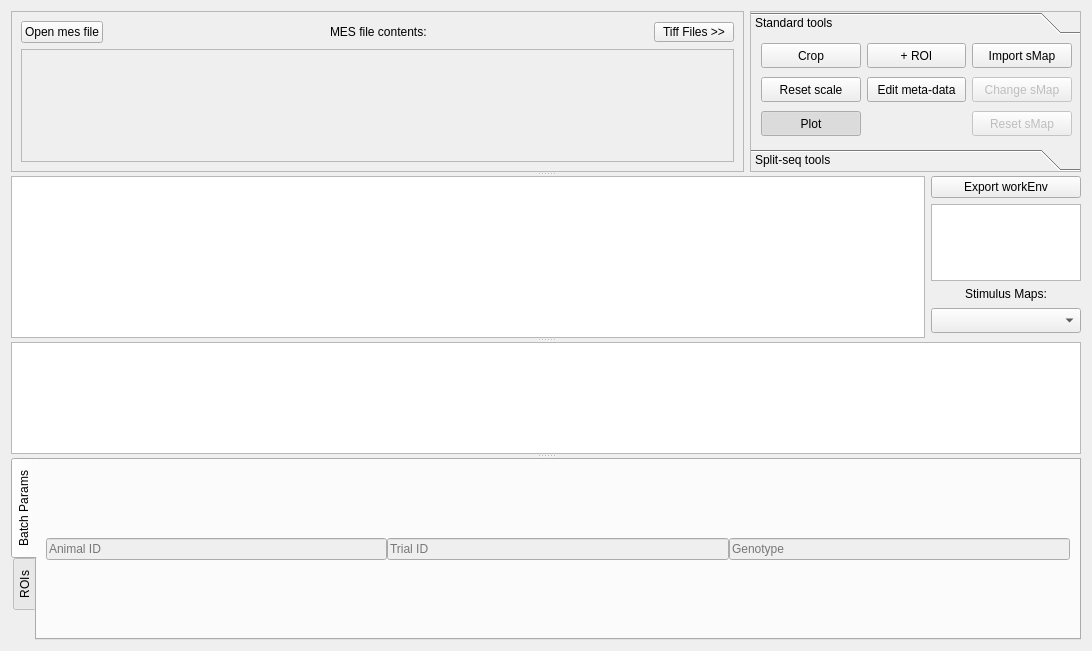
Qt form pyqtgraphCore/imageview/ImageViewTemplate.ui (kushalkolar/MESmerize) before a commit.
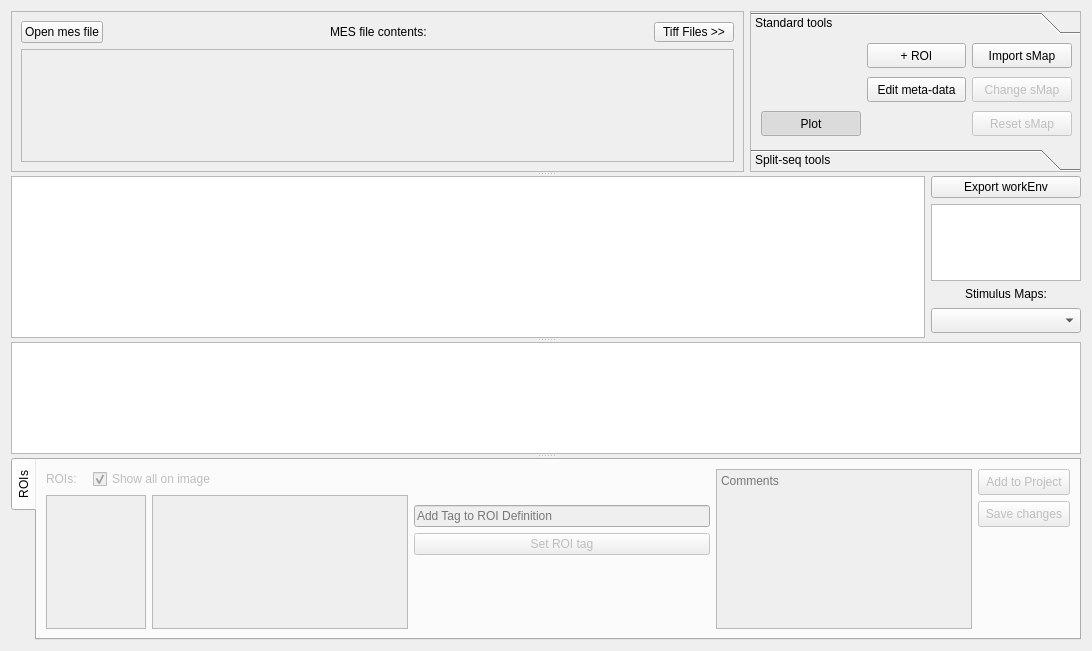
The same form after that commit. The open tabs and pages were chosen to show the change. Custom widgets are drawn as their Qt base class.

Patch:
```diff
--- a/pyqtgraphCore/imageview/ImageViewTemplate.ui
+++ b/pyqtgraphCore/imageview/ImageViewTemplate.ui
@@ -286,7 +286,7 @@
              <x>0</x>
              <y>0</y>
              <width>329</width>
-             <height>97</height>
+             <height>101</height>
             </rect>
            </property>
            <attribute name="label">
@@ -398,71 +398,6 @@
                </property>
               </widget>
              </item>
-             <item row="1" column="0">
-              <widget class="QPushButton" name="btnResetScale">
-               <property name="enabled">
-                <bool>true</bool>
-               </property>
-               <property name="sizePolicy">
-                <sizepolicy hsizetype="Minimum" vsizetype="Fixed">
-                 <horstretch>0</horstretch>
-                 <verstretch>10</verstretch>
-                </sizepolicy>
-               </property>
-               <property name="minimumSize">
-                <size>
-                 <width>0</width>
-                 <height>10</height>
-                </size>
-               </property>
-               <property name="maximumSize">
-                <size>
-                 <width>100</width>
-                 <height>25</height>
-                </size>
-               </property>
-               <property name="toolTip">
-                <string>Reset scale of the image and timeline</string>
-               </property>
-               <property name="text">
-                <string>Reset scale</string>
-               </property>
-              </widget>
-             </item>
-             <item row="0" column="0">
-              <widget class="QPushButton" name="btnCrop">
-               <property name="sizePolicy">
-                <sizepolicy hsizetype="Minimum" vsizetype="Fixed">
-                 <horstretch>0</horstretch>
-                 <verstretch>10</verstretch>
-                </sizepolicy>
-               </property>
-               <property name="minimumSize">
-                <size>
-                 <width>0</width>
-                 <height>10</height>
-                </size>
-               </property>
-               <property name="maximumSize">
-                <size>
-                 <width>100</width>
-                 <height>25</height>
-                </size>
-               </property>
-               <property name="text">
-                <string>Crop</string>
-               </property>
-               <property name="iconSize">
-                <size>
-                 <width>16</width>
-                 <height>16</height>
-                </size>
-               </property>
-               <property name="checkable">
-                <bool>true</bool>
-               </property>
-              </widget>
-             </item>
              <item row="0" column="1">
               <widget class="QPushButton" name="btnAddROI">
                <property name="sizePolicy">
@@ -828,48 +763,6 @@
       <property name="currentIndex">
        <number>1</number>
       </property>
-      <widget class="QWidget" name="tabBatchParams">
-       <property name="enabled">
-        <bool>false</bool>
-       </property>
-       <attribute name="title">
-        <string>Batch Params</string>
-       </attribute>
-       <layout class="QHBoxLayout" name="horizontalLayout_10">
-        <item>
-         <layout class="QVBoxLayout" name="verticalLayout_2">
-          <property name="spacing">
-           <number>0</number>
-          </property>
-          <item>
-           <layout class="QHBoxLayout" name="horizontalLayout_2">
-            <item>
-             <widget class="QLineEdit" name="lineEdAnimalID">
-              <property name="placeholderText">
-               <string>Animal ID</string>
-              </property>
-             </widget>
-            </item>
-            <item>
-             <widget class="QLineEdit" name="lineEdTrialID">
-              <property name="placeholderText">
-               <string>Trial ID</string>
-              </property>
-             </widget>
-            </item>
-            <item>
-             <widget class="QLineEdit" name="lineEdGenotype">
-              <property name="placeholderText">
-               <string>Genotype</string>
-              </property>
-             </widget>
-            </item>
-           </layout>
-          </item>
-         </layout>
-        </item>
-       </layout>
-      </widget>
       <widget class="QWidget" name="tabROIs">
        <property name="enabled">
         <bool>false</bool>
```
Left out of the diff: 9 changed lines with no effect on the pictures.
